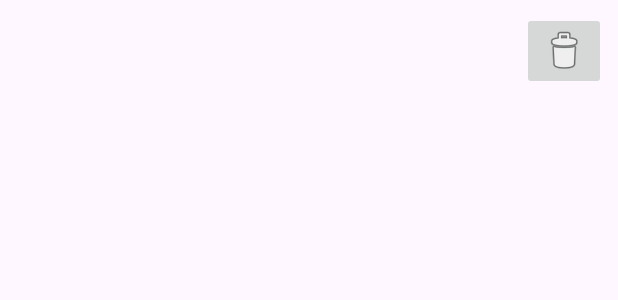
After one commit to Pablo2k3/CicloMenstrual2, an Android app: the layout item_note.xml on its own in the app's theme, with its tools: preview values and no code run, on a phone screen of 412 x 824 dp. The commit adds this screen. Shown: the top 300 px of the screen. Run offline under Robolectric (Android 15) with nearby library versions, the phone set to English and light mode, and no system bars.

Commit message:
con notas

```diff
--- a/app/src/main/res/layout/dialog_day_options.xml
+++ b/app/src/main/res/layout/dialog_day_options.xml
@@ -27,4 +27,10 @@
         android:layout_height="wrap_content"
         android:text="@string/mark_cycle_end"
         style="@style/Widget.MaterialComponents.Button.OutlinedButton"/>
+
+    <Button
+        android:id="@+id/btnAddNote"
+        android:layout_width="wrap_content"
+        android:layout_height="wrap_content"
+        android:text="Añadir nota" />
 </LinearLayout>
--- /dev/null
+++ b/app/src/main/res/layout/item_note.xml
@@ -0,0 +1,22 @@
+<?xml version="1.0" encoding="utf-8"?>
+<LinearLayout xmlns:android="http://schemas.android.com/apk/res/android"
+    android:layout_width="match_parent"
+    android:layout_height="wrap_content"
+    android:orientation="horizontal"
+    android:padding="8dp">
+
+    <TextView
+        android:id="@+id/noteTextView"
+        android:layout_width="0dp"
+        android:layout_height="wrap_content"
+        android:layout_weight="1"
+        android:textSize="16sp" />
+
+    <ImageButton
+        android:id="@+id/deleteButton"
+        android:layout_width="wrap_content"
+        android:layout_height="wrap_content"
+        android:src="@android:drawable/ic_menu_delete"
+        android:contentDescription="Eliminar nota" />
+
+</LinearLayout>
```
Also changed, not shown: app/src/main/java/com/example/ciclomenstrual/MainActivity.java (+97 -3 lines), app/src/main/java/com/example/ciclomenstrual/NotesAdapter.java (added, +70 -0 lines), app/src/main/res/layout/activity_main.xml (+19 -2 lines).
